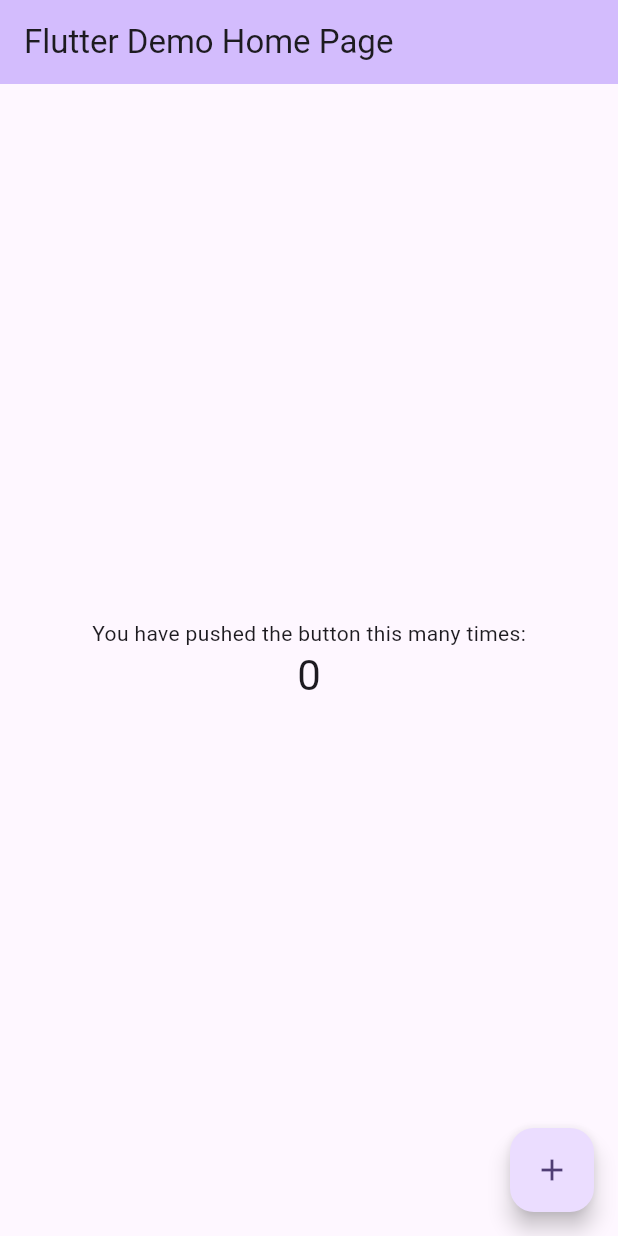
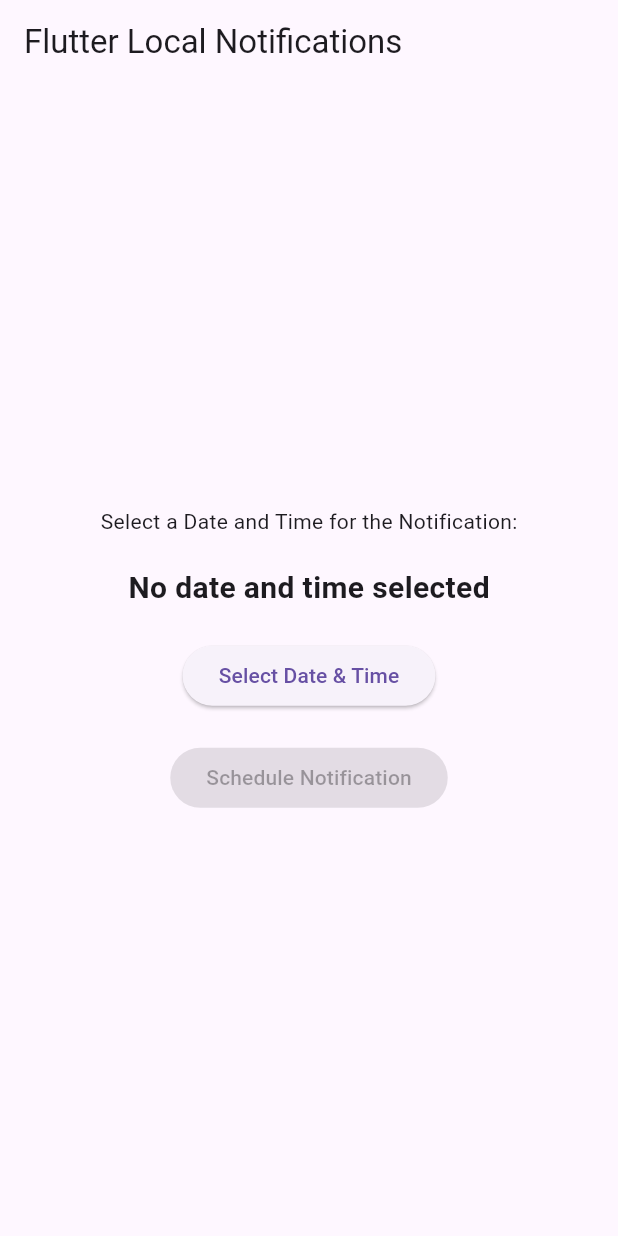
Before and after one commit to SauravAcharya23/Local_Notification_Flutter, a Flutter app: the screen it shows after launch, on a phone screen of 412 x 824 dp. Run offline on Flutter 3.47's test engine with Material 3 defaults, Android fonts, the phone set to English and light mode, and no system bars; our stand-ins replace flutter_local_notifications, flutter_native_timezone_updated_gradle, timezone; missing offline and left inert: a package.

Commit message:
Build UI to enable Local Notification

```diff
--- /dev/null
+++ b/lib/home_screen.dart
@@ -0,0 +1,102 @@
+import 'package:flutter/material.dart';
+import 'notification_service.dart';
+
+class HomeScreen extends StatefulWidget {
+  const HomeScreen({super.key});
+
+  @override
+  State<HomeScreen> createState() => _HomeScreenState();
+}
+
+class _HomeScreenState extends State<HomeScreen> {
+  final NotificationService _notificationService = NotificationService();
+  DateTime? _selectedDateTime;
+
+  @override
+  void initState() {
+    super.initState();
+    _notificationService.initializeNotification();
+    _notificationService.requestIOSPermissions();
+  }
+
+  Future<void> _selectDateTime() async {
+    final DateTime? pickedDate = await showDatePicker(
+      context: context,
+      initialDate: DateTime.now(),
+      firstDate: DateTime.now(),
+      lastDate: DateTime(2101),
+    );
+
+    if (pickedDate != null) {
+      final TimeOfDay? pickedTime = await showTimePicker(
+        // ignore: use_build_context_synchronously
+        context: context,
+        initialTime: TimeOfDay.fromDateTime(DateTime.now()),
+      );
+
+      if (pickedTime != null) {
+        setState(() {
+          _selectedDateTime = DateTime(
+            pickedDate.year,
+            pickedDate.month,
+            pickedDate.day,
+            pickedTime.hour,
+            pickedTime.minute,
+          );
+        });
+      }
+    }
+  }
+
+  void _scheduleNotification() {
+    if (_selectedDateTime != null) {
+      _notificationService.scheduleNotification(
+        0,
+        'Scheduled Notification',
+        'This is a notification scheduled for a specific time.',
+        _selectedDateTime!,
+      );
+      ScaffoldMessenger.of(context).showSnackBar(
+        SnackBar(
+          content: Text('Notification scheduled for $_selectedDateTime'),
+        ),
+      );
+    }
+  }
+
+  @override
+  Widget build(BuildContext context) {
+    return Scaffold(
+      appBar: AppBar(
+        title: const Text('Flutter Local Notifications'),
+      ),
+      body: Center(
+        child: Column(
+          mainAxisAlignment: MainAxisAlignment.center,
+          children: <Widget>[
+            const Text(
+              'Select a Date and Time for the Notification:',
+            ),
+            const SizedBox(height: 20),
+            Text(
+              _selectedDateTime == null
+                  ? 'No date and time selected'
+                  : '${_selectedDateTime!.toLocal()}'.split('.')[0],
+              style: const TextStyle(fontSize: 20, fontWeight: FontWeight.bold),
+            ),
+            const SizedBox(height: 20),
+            ElevatedButton(
+              onPressed: _selectDateTime,
+              child: const Text('Select Date & Time'),
+            ),
+            const SizedBox(height: 20),
+            ElevatedButton(
+              onPressed: _selectedDateTime != null ? _scheduleNotification : null,
+              child: const Text('Schedule Notification'),
+            ),
+          ],
+        ),
+      ),
+    );
+  }
+}
--- a/lib/main.dart
+++ b/lib/main.dart
@@ -1,4 +1,5 @@
 import 'package:flutter/material.dart';
+import 'home_screen.dart';
 
 void main() {
   runApp(const MyApp());
@@ -7,116 +8,14 @@ void main() {
 class MyApp extends StatelessWidget {
   const MyApp({super.key});
 
-  // This widget is the root of your application.
   @override
   Widget build(BuildContext context) {
     return MaterialApp(
-      title: 'Flutter Demo',
+      title: 'Flutter Local Notifications',
       theme: ThemeData(
-        // This is the theme of your application.
-        //
-        // TRY THIS: Try running your application with "flutter run". You'll see
-        // the application has a purple toolbar. Then, without quitting the app,
-        // try changing the seedColor in the colorScheme below to Colors.green
-        // and then invoke "hot reload" (save your changes or press the "hot
-        // reload" button in a Flutter-supported IDE, or press "r" if you used
-        // the command line to start the app).
-        //
-        // Notice that the counter didn't reset back to zero; the application
-        // state is not lost during the reload. To reset the state, use hot
-        // restart instead.
-        //
-        // This works for code too, not just values: Most code changes can be
-        // tested with just a hot reload.
-        colorScheme: ColorScheme.fromSeed(seedColor: Colors.deepPurple),
+        primarySwatch: Colors.blue,
       ),
-      home: const MyHomePage(title: 'Flutter Demo Home Page'),
+      home: const HomeScreen(),
     );
   }
 }
-
-class MyHomePage extends StatefulWidget {
-  const MyHomePage({super.key, required this.title});
-
-  // This widget is the home page of your application. It is stateful, meaning
-  // that it has a State object (defined below) that contains fields that affect
-  // how it looks.
-
-  // This class is the configuration for the state. It holds the values (in this
-  // case the title) provided by the parent (in this case the App widget) and
-  // used by the build method of the State. Fields in a Widget subclass are
-  // always marked "final".
-
-  final String title;
-
-  @override
-  State<MyHomePage> createState() => _MyHomePageState();
-}
-
-class _MyHomePageState extends State<MyHomePage> {
-  int _counter = 0;
-
-  void _incrementCounter() {
-    setState(() {
-      // This call to setState tells the Flutter framework that something has
-      // changed in this State, which causes it to rerun the build method below
-      // so that the display can reflect the updated values. If we changed
-      // _counter without calling setState(), then the build method would not be
-      // called again, and so nothing would appear to happen.
-      _counter++;
-    });
-  }
-
-  @override
-  Widget build(BuildContext context) {
-    // This method is rerun every time setState is called, for instance as done
-    // by the _incrementCounter method above.
-    //
-    // The Flutter framework has been optimized to make rerunning build methods
-    // fast, so that you can just rebuild anything that needs updating rather
-    // than having to individually change instances of widgets.
-    return Scaffold(
-      appBar: AppBar(
-        // TRY THIS: Try changing the color here to a specific color (to
-        // Colors.amber, perhaps?) and trigger a hot reload to see the AppBar
-        // change color while the other colors stay the same.
-        backgroundColor: Theme.of(context).colorScheme.inversePrimary,
-        // Here we take the value from the MyHomePage object that was created by
-        // the App.build method, and use it to set our appbar title.
-        title: Text(widget.title),
-      ),
-      body: Center(
-        // Center is a layout widget. It takes a single child and positions it
-        // in the middle of the parent.
-        child: Column(
-          // Column is also a layout widget. It takes a list of children and
-          // arranges them vertically. By default, it sizes itself to fit its
-          // children horizontally, and tries to be as tall as its parent.
-          //
-          // Column has various properties to control how it sizes itself and
-          // how it positions its children. Here we use mainAxisAlignment to
-          // center the children vertically; the main axis here is the vertical
-          // axis because Columns are vertical (the cross axis would be
-          // horizontal).
-          //
-          // TRY THIS: Invoke "debug painting" (choose the "Toggle Debug Paint"
-          // action in the IDE, or press "p" in the console), to see the
-          // wireframe for each widget.
-          mainAxisAlignment: MainAxisAlignment.center,
-          children: <Widget>[
-            const Text('You have pushed the button this many times:'),
-            Text(
-              '$_counter',
-              style: Theme.of(context).textTheme.headlineMedium,
-            ),
-          ],
-        ),
-      ),
-      floatingActionButton: FloatingActionButton(
-        onPressed: _incrementCounter,
-        tooltip: 'Increment',
-        child: const Icon(Icons.add),
-      ), // This trailing comma makes auto-formatting nicer for build methods.
-    );
-  }
-}
```
Also changed, not shown: 2 other files.
